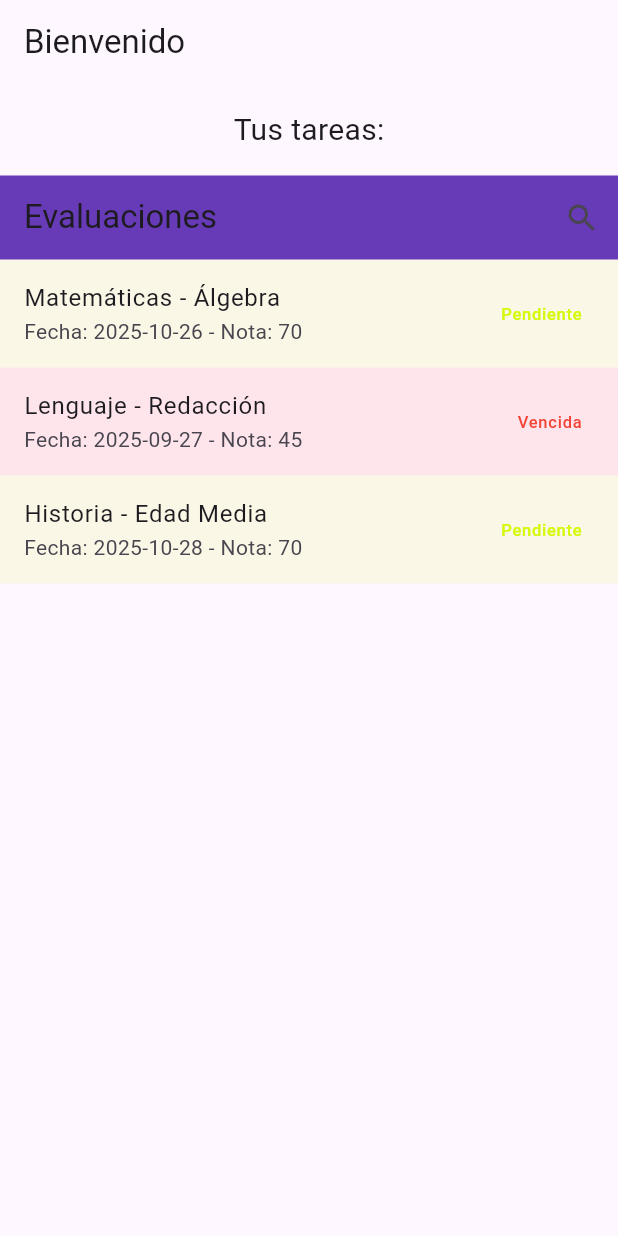
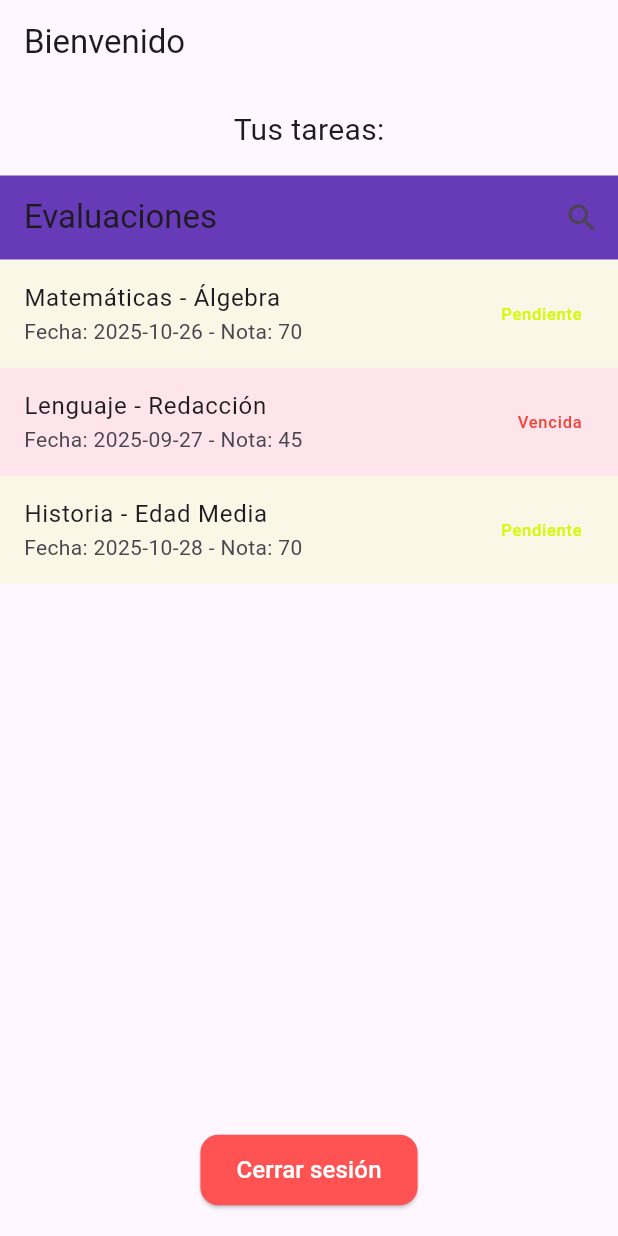
Before and after one commit to arcessebas/prueba_2_iot, a Flutter app: the HomePage screen opened directly with empty values, on a phone screen of 412 x 824 dp. Run offline on Flutter 3.47's test engine with Material 3 defaults, Android fonts, the phone set to English and light mode, and no system bars.

Commit message:
Agregar botón de Cerrar sesión en HomePage con navegación a Login

```diff
--- a/lib/home.dart
+++ b/lib/home.dart
@@ -1,5 +1,6 @@
 import 'package:flutter/material.dart';
 import 'logica_tareas.dart';
+import 'login.dart'; // importa el login para poder volver a esa pantalla
 
 class HomePage extends StatelessWidget {
   final String username;
@@ -17,8 +18,29 @@ class HomePage extends StatelessWidget {
             child: Text("Tus tareas:", style: TextStyle(fontSize: 20)),
           ),
           Expanded(
-            child: EvaluacionesPage(), // ← aquí insertas tu widget de lista
+            child: EvaluacionesPage(), // lista de tareas
           ),
+          const SizedBox(height: 20),
+          ElevatedButton(
+            style: ElevatedButton.styleFrom(
+              backgroundColor: Colors.redAccent,
+              shape: RoundedRectangleBorder(
+                borderRadius: BorderRadius.circular(12),
+              ),
+              padding: const EdgeInsets.symmetric(horizontal: 24, vertical: 12),
+            ),
+            onPressed: () {
+              Navigator.pushReplacement(
+                context,
+                MaterialPageRoute(builder: (context) => const LoginPage()),
+              );
+            },
+            child: const Text(
+              "Cerrar sesión",
+              style: TextStyle(fontSize: 16, color: Colors.white),
+            ),
+          ),
+          const SizedBox(height: 20), // espacio extra abajo
         ],
       ),
     );
```
